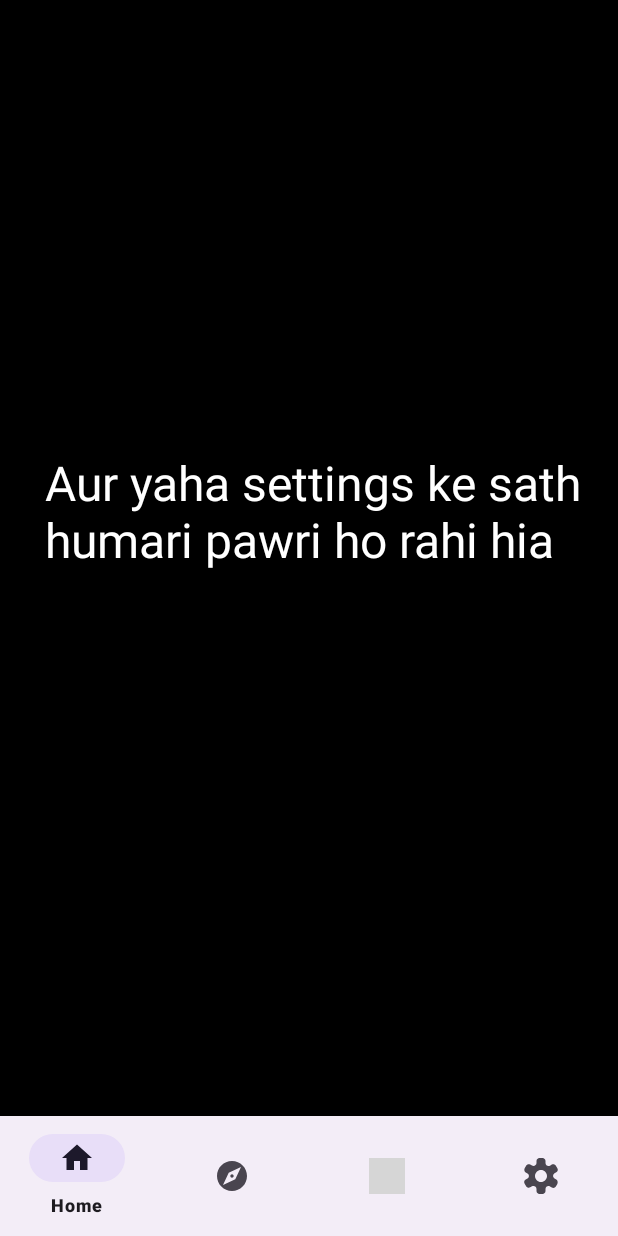
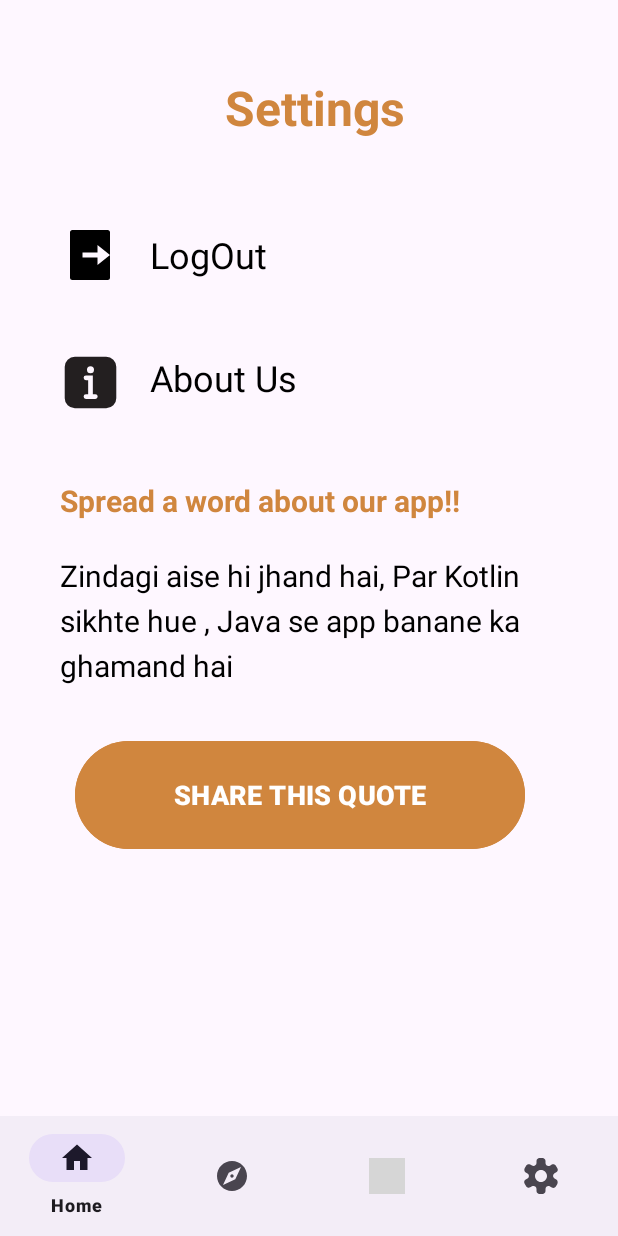
Before and after one commit to Bhuvan588/Tourism-App, an Android app: the fragment SettingsFragment placed in its activity, on a phone screen of 412 x 824 dp. Run offline under Robolectric (Android 15) with nearby library versions, the light colour scheme and no system bars; grey boxes are pictures that could not be loaded.

Commit message:
Modified Settings Page

```diff
--- a/app/src/main/AndroidManifest.xml
+++ b/app/src/main/AndroidManifest.xml
@@ -12,6 +12,9 @@
         android:supportsRtl="true"
         android:theme="@style/Theme.MADFINAL"
         tools:targetApi="31">
+        <activity
+            android:name=".About"
+            android:exported="false" />
         <activity
             android:name=".CityDetailsActivity"
             android:exported="false" />
--- a/app/src/main/java/com/example/mad_final/PlaceDetailsActivity.java
+++ b/app/src/main/java/com/example/mad_final/PlaceDetailsActivity.java
@@ -72,6 +72,7 @@ public class PlaceDetailsActivity extends AppCompatActivity {
                 }
             }
         });
+
     }
 
     private void updateBookmarkIcon() {
--- a/app/src/main/java/com/example/mad_final/SettingsFragment.java
+++ b/app/src/main/java/com/example/mad_final/SettingsFragment.java
@@ -1,5 +1,6 @@
 package com.example.mad_final;
 
+import android.content.Intent;
 import android.os.Bundle;
 
 import androidx.fragment.app.Fragment;
@@ -7,6 +8,10 @@ import androidx.fragment.app.Fragment;
 import android.view.LayoutInflater;
 import android.view.View;
 import android.view.ViewGroup;
+import android.widget.Button;
+import android.widget.TextView;
+
+import org.w3c.dom.Text;
 
 /**
  * A simple {@link Fragment} subclass.
@@ -53,12 +58,52 @@ public class SettingsFragment extends Fragment {
             mParam1 = getArguments().getString(ARG_PARAM1);
             mParam2 = getArguments().getString(ARG_PARAM2);
         }
+
+
     }
 
     @Override
     public View onCreateView(LayoutInflater inflater, ViewGroup container,
                              Bundle savedInstanceState) {
         // Inflate the layout for this fragment
-        return inflater.inflate(R.layout.fragment_settings, container, false);
+        View view = inflater.inflate(R.layout.fragment_settings, container, false);
+
+        TextView logout = view.findViewById(R.id.logout);
+
+        TextView about = view.findViewById(R.id.about);
+
+        Button share = view.findViewById(R.id.share_quote);
+
+        TextView quote = view.findViewById(R.id.quote);
+
+        logout.setOnClickListener(new View.OnClickListener() {
+            @Override
+            public void onClick(View v) {
+                Intent intent = new Intent(getActivity(), Register.class);
+                startActivity(intent);
+            }
+        });
+
+        about.setOnClickListener(new View.OnClickListener() {
+            @Override
+            public void onClick(View v) {
+                Intent intent = new Intent(getActivity(), About.class);
+                startActivity(intent);
+            }
+        });
+
+        share.setOnClickListener(new View.OnClickListener() {
+            @Override
+            public void onClick(View v) {
+                String text = quote.getText().toString();
+                Intent sendintent = new Intent();
+                sendintent.setAction(Intent.ACTION_SEND);
+                sendintent.setType("text/plain");
+                sendintent.putExtra(Intent.EXTRA_TEXT, text);
+                startActivity(sendintent);
+            }
+        });
+
+        return view;
     }
 }
--- /dev/null
+++ b/app/src/main/res/drawable/about.xml
@@ -0,0 +1,9 @@
+<vector xmlns:android="http://schemas.android.com/apk/res/android"
+    android:width="32dp"
+    android:height="32dp"
+    android:viewportWidth="32"
+    android:viewportHeight="32">
+  <path
+      android:pathData="M22.679,5H9.321A4.322,4.322 0,0 0,5 9.322V22.678A4.322,4.322 0,0 0,9.321 27H22.679A4.322,4.322 0,0 0,27 22.678V9.322A4.322,4.322 0,0 0,22.679 5ZM16,9.063a1.5,1.5 0,1 1,-1.5 1.5A1.5,1.5 0,0 1,16 9.063ZM18.063,23h-4a1,1 0,0 1,0 -2H15V15h-0.938a1,1 0,0 1,0 -2H17v8h1.063a1,1 0,0 1,0 2Z"
+      android:fillColor="#231f20"/>
+</vector>
--- a/app/src/main/res/drawable/line.xml
+++ b/app/src/main/res/drawable/line.xml
@@ -4,5 +4,5 @@
 
     <stroke
         android:width="2dp"
-        android:color="#868A88"/>
+        android:color="#626362"/>
 </shape>
--- /dev/null
+++ b/app/src/main/res/drawable/logout.xml
@@ -0,0 +1,9 @@
+<vector xmlns:android="http://schemas.android.com/apk/res/android"
+    android:width="24dp"
+    android:height="24dp"
+    android:viewportWidth="24"
+    android:viewportHeight="24">
+  <path
+      android:fillColor="#FF000000"
+      android:pathData="M5,22a1,1 0,0 1,-1 -1L4,3a1,1 0,0 1,1 -1h14a1,1 0,0 1,1 1v18a1,1 0,0 1,-1 1L5,22zM15,16l5,-4 -5,-4v3L9,11v2h6v3z"/>
+</vector>
--- a/app/src/main/res/layout/fragment_settings.xml
+++ b/app/src/main/res/layout/fragment_settings.xml
@@ -3,7 +3,6 @@
     xmlns:tools="http://schemas.android.com/tools"
     android:layout_width="match_parent"
     android:layout_height="match_parent"
-    android:background="@color/black"
     tools:context=".SettingsFragment">
 
     <!-- TODO: Update blank fragment layout -->
@@ -11,9 +10,77 @@
         android:layout_width="wrap_content"
         android:layout_height="wrap_content"
         android:textSize="32sp"
-        android:textColor="@color/white"
-        android:layout_marginLeft="30dp"
-        android:layout_marginTop="300dp"
-        android:text="Aur yaha settings ke sath humari pawri ho rahi hia" />
+        android:textColor="@color/primary_orange"
+        android:textStyle="bold"
+        android:layout_marginLeft="150dp"
+        android:layout_marginTop="50dp"
+        android:text="Settings" />
 
+   <ImageView
+       android:layout_width="40dp"
+       android:layout_height="40dp"
+       android:src="@drawable/logout"
+       android:layout_marginTop="150dp"
+       android:layout_marginLeft="40dp"/>
+
+    <TextView
+        android:layout_width="wrap_content"
+        android:layout_height="wrap_content"
+        android:text="LogOut"
+        android:layout_marginTop="153dp"
+        android:layout_marginLeft="100dp"
+        android:textSize="24sp"
+        android:textColor="@color/black"
+        android:id="@+id/logout"/>
+
+    <ImageView
+        android:layout_width="50dp"
+        android:layout_height="50dp"
+        android:src="@drawable/about"
+        android:layout_marginTop="230dp"
+        android:layout_marginLeft="35dp"/>
+
+    <TextView
+        android:layout_width="wrap_content"
+        android:layout_height="wrap_content"
+        android:text="About Us"
+        android:layout_marginTop="235dp"
+        android:layout_marginLeft="100dp"
+        android:textSize="24sp"
+        android:textColor="@color/black"
+        android:id="@+id/about"/>
+
+    <TextView
+        android:layout_width="wrap_content"
+        android:layout_height="wrap_content"
+        android:text="Spread a word about our app!!"
+        android:textSize="20sp"
+        android:layout_marginTop="320dp"
+        android:layout_marginLeft="40dp"
+        android:textStyle="bold"
+        android:textColor="@color/primary_orange"/>
+
+
+    <TextView
+        android:id="@+id/quote"
+        android:layout_width="310dp"
+        android:layout_height="wrap_content"
+        android:layout_marginLeft="40dp"
+        android:layout_marginTop="370dp"
+        android:lineHeight="30dp"
+        android:text="Zindagi aise hi jhand hai, Par Kotlin sikhte hue , Java se app banane ka ghamand hai"
+        android:textColor="@color/black"
+        android:textSize="20sp" />
+
+    <Button
+        android:layout_width="300dp"
+        android:layout_height="80dp"
+        android:textStyle="bold"
+        android:textSize="18sp"
+        android:layout_marginTop="490dp"
+        android:layout_marginLeft="50dp"
+        android:text="SHARE THIS QUOTE"
+        android:id="@+id/share_quote"
+        android:backgroundTint="@color/primary_orange"
+        />
 </FrameLayout>
```
Also changed, not shown: app/src/main/java/com/example/mad_final/About.java (added, +54 -0 lines), app/src/main/res/drawable/delete.xml (added, +12 -0 lines), app/src/main/res/layout/activity_about.xml (added, +84 -0 lines), app/src/main/res/layout/fragment_saved_item.xml (+18 -3 lines).
